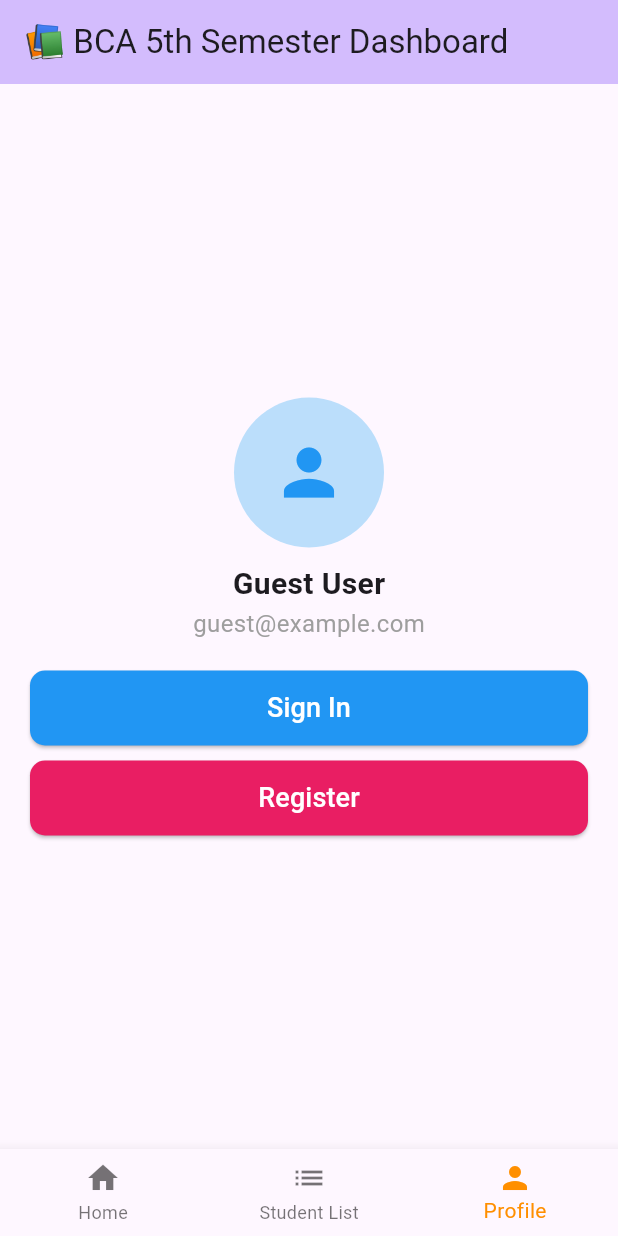
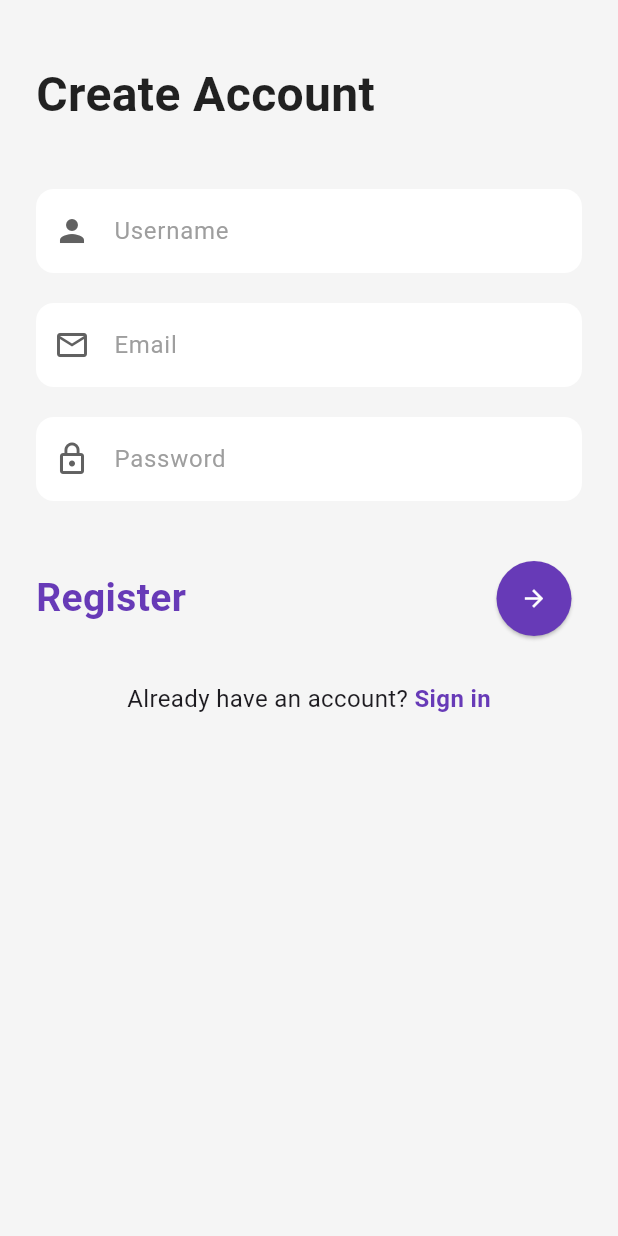
Before and after one commit to Ambikadulal/reliance_college_app, a Flutter app: the screen it shows after launch, item 3 of the bottom bar chosen, after a tap on "Register", on a phone screen of 412 x 824 dp. Run offline on Flutter 3.47's test engine with Material 3 defaults, Android fonts, the phone set to English and light mode, and no system bars.

```diff
--- a/lib/pages/screens/my_home_page.dart
+++ b/lib/pages/screens/my_home_page.dart
@@ -19,7 +19,7 @@ class _MyHomePageState extends State<MyHomePage> {
   static final List<Widget> _widgetOptions = <Widget>[
     StudentDashboard(),
     StudentInfoListView(),
-    ProfileScreen(),
+    ProfileScreen(email: '', username: ''),
   ];
 
   void _onItemTapped(int index) {
--- a/lib/pages/screens/profile.dart
+++ b/lib/pages/screens/profile.dart
@@ -1,14 +1,22 @@
+import 'package:bca_student_app/pages/screens/sign_in.dart';
+import 'package:bca_student_app/pages/screens/register_screen.dart';
 import 'package:bca_student_app/pages/screens/widgets/button.dart';
 import 'package:flutter/material.dart';
 
 class ProfileScreen extends StatelessWidget {
-  const ProfileScreen({super.key});
+  final String email;
+  final String username;
+
+  const ProfileScreen({super.key, required this.email, required this.username});
 
   @override
   Widget build(BuildContext context) {
-    return Center(
+    return Scaffold(
+      backgroundColor: Colors.grey[100],
+      body: SafeArea(
+        child: Center(
           child: Padding(
-        padding: const EdgeInsets.symmetric(horizontal: 20.0),
+            padding: const EdgeInsets.symmetric(horizontal: 24.0, vertical: 40),
             child: Column(
               mainAxisAlignment: MainAxisAlignment.center,
               children: [
@@ -18,31 +26,53 @@ class ProfileScreen extends StatelessWidget {
                   backgroundColor: Colors.blue[100],
                   child: const Icon(Icons.person, size: 50, color: Colors.blue),
                 ),
-            const SizedBox(height: 10),
-
-            // User Name Placeholder
-            const Text(
-              "Guest User",
-              style: TextStyle(fontSize: 20, fontWeight: FontWeight.bold),
-            ),
-
-            // Email Placeholder
-            const Text(
-              "guest@example.com",
-              style: TextStyle(fontSize: 16, color: Colors.grey),
-            ),
                 const SizedBox(height: 20),
 
+                // Username
+                Text(
+                  username.isNotEmpty ? username : "Guest User",
+                  style: const TextStyle(
+                    fontSize: 24,
+                    fontWeight: FontWeight.w600,
+                    color: Colors.black87,
+                  ),
+                ),
+                const SizedBox(height: 8),
+
+                // Email
+                Text(
+                  email,
+                  style: const TextStyle(fontSize: 16, color: Colors.grey),
+                ),
+                const SizedBox(height: 30),
+
                 // Sign In Button
-            CommonButtonWidget(buttonText: "Sign In", buttonColor: Colors.blue),
-            const SizedBox(height: 10),
+                CommonButtonWidget(
+                  buttonText: "Sign In",
+                  bottoncolor: Colors.greenAccent,
+                  onPressed: () {
+                    Navigator.of(
+                      context,
+                    ).push(MaterialPageRoute(builder: (context) => Signin()));
+                  },
+                  buttonColor: Colors.cyanAccent,
+                ),
+                const SizedBox(height: 16),
 
                 // Register Button
                 CommonButtonWidget(
                   buttonText: "Register",
-              buttonColor: Colors.pink,
+                  bottoncolor: Colors.lightGreenAccent,
+                  onPressed: () {
+                    Navigator.of(
+                      context,
+                    ).push(MaterialPageRoute(builder: (context) => Register()));
+                  },
+                  buttonColor: Colors.amberAccent,
                 ),
               ],
+            ),
+          ),
         ),
       ),
     );
--- /dev/null
+++ b/lib/pages/screens/register_screen.dart
@@ -0,0 +1,173 @@
+import 'package:bca_student_app/pages/screens/profile.dart';
+import 'package:bca_student_app/pages/screens/sign_in.dart';
+import 'package:flutter/material.dart';
+
+class Register extends StatefulWidget {
+  const Register({super.key});
+
+  @override
+  State<Register> createState() => _RegisterState();
+}
+
+class _RegisterState extends State<Register> {
+  late final TextEditingController _emailController;
+  late final TextEditingController _passwordController;
+  late final TextEditingController _usernameController;
+
+  final _formKey = GlobalKey<FormState>();
+
+  @override
+  void initState() {
+    super.initState();
+    _emailController = TextEditingController();
+    _passwordController = TextEditingController();
+    _usernameController = TextEditingController();
+  }
+
+  @override
+  void dispose() {
+    _emailController.dispose();
+    _passwordController.dispose();
+    _usernameController.dispose();
+    super.dispose();
+  }
+
+  InputDecoration _inputDecoration(String hint, IconData icon) {
+    return InputDecoration(
+      prefixIcon: Icon(icon, color: Colors.grey[700]),
+      hintText: hint,
+      hintStyle: const TextStyle(color: Colors.grey),
+      filled: true,
+      fillColor: Colors.white,
+      border: OutlineInputBorder(
+        borderRadius: BorderRadius.circular(12),
+        borderSide: BorderSide.none,
+      ),
+      contentPadding: const EdgeInsets.symmetric(vertical: 16, horizontal: 16),
+    );
+  }
+
+  @override
+  Widget build(BuildContext context) {
+    return Scaffold(
+      backgroundColor: Colors.grey[100],
+      body: SafeArea(
+        child: SingleChildScrollView(
+          padding: const EdgeInsets.symmetric(horizontal: 24, vertical: 40),
+          child: Form(
+            key: _formKey,
+            child: Column(
+              crossAxisAlignment: CrossAxisAlignment.start,
+              children: [
+                const Text(
+                  "Create Account",
+                  style: TextStyle(
+                    fontSize: 32,
+                    fontWeight: FontWeight.bold,
+                    color: Colors.black87,
+                  ),
+                ),
+                const SizedBox(height: 40),
+                TextFormField(
+                  controller: _usernameController,
+                  decoration: _inputDecoration("Username", Icons.person),
+                  validator:
+                      (value) =>
+                          value == null || value.isEmpty
+                              ? 'Enter your username'
+                              : null,
+                ),
+                const SizedBox(height: 20),
+                TextFormField(
+                  controller: _emailController,
+                  decoration: _inputDecoration("Email", Icons.email_outlined),
+                  validator:
+                      (value) =>
+                          value == null || value.isEmpty
+                              ? 'Enter your email'
+                              : null,
+                ),
+                const SizedBox(height: 20),
+                TextFormField(
+                  controller: _passwordController,
+                  decoration: _inputDecoration("Password", Icons.lock_outline),
+                  obscureText: true,
+                  validator:
+                      (value) =>
+                          value == null || value.isEmpty
+                              ? 'Enter your password'
+                              : null,
+                ),
+                const SizedBox(height: 40),
+                Row(
+                  mainAxisAlignment: MainAxisAlignment.spaceBetween,
+                  children: [
+                    const Text(
+                      "Register",
+                      style: TextStyle(
+                        fontSize: 26,
+                        fontWeight: FontWeight.bold,
+                        color: Colors.deepPurple,
+                      ),
+                    ),
+                    ElevatedButton(
+                      onPressed: () {
+                        if (_formKey.currentState!.validate()) {
+                          Navigator.of(context).push(
+                            MaterialPageRoute(
+                              builder:
+                                  (context) => ProfileScreen(
+                                    email: _emailController.text,
+                                    username: _usernameController.text,
+                                  ),
+                            ),
+                          );
+                        }
+                      },
+                      style: ElevatedButton.styleFrom(
+                        backgroundColor: Colors.deepPurple,
+                        shape: const CircleBorder(),
+                        padding: const EdgeInsets.all(16),
+                      ),
+                      child: const Icon(
+                        Icons.arrow_forward,
+                        color: Colors.white,
+                      ),
+                    ),
+                  ],
+                ),
+                const SizedBox(height: 30),
+                Center(
+                  child: Wrap(
+                    alignment: WrapAlignment.center,
+                    children: [
+                      const Text(
+                        "Already have an account? ",
+                        style: TextStyle(fontSize: 16),
+                      ),
+                      GestureDetector(
+                        onTap: () {
+                          Navigator.of(context).push(
+                            MaterialPageRoute(builder: (context) => Signin()),
+                          );
+                        },
+                        child: const Text(
+                          "Sign in",
+                          style: TextStyle(
+                            fontSize: 16,
+                            color: Colors.deepPurple,
+                            fontWeight: FontWeight.bold,
+                          ),
+                        ),
+                      ),
+                    ],
+                  ),
+                ),
+              ],
+            ),
+          ),
+        ),
+      ),
+    );
+  }
+}
--- a/lib/pages/screens/widgets/button.dart
+++ b/lib/pages/screens/widgets/button.dart
@@ -3,10 +3,12 @@ import 'package:flutter/material.dart';
 class CommonButtonWidget extends StatelessWidget {
   final String buttonText;
   final Color buttonColor;
+  final VoidCallback? onPressed;
   const CommonButtonWidget({
     super.key,
     required this.buttonText,
     required this.buttonColor,
+    required this.onPressed, required MaterialAccentColor bottoncolor,
   });
 
   @override
@@ -15,9 +17,7 @@ class CommonButtonWidget extends StatelessWidget {
       width: double.infinity,
       height: 50,
       child: ElevatedButton(
-        onPressed: () {
-          // Handle Register
-        },
+        onPressed: onPressed,
         style: ElevatedButton.styleFrom(
           backgroundColor: buttonColor,
           shape: RoundedRectangleBorder(
```
Also changed, not shown: lib/pages/screens/sign_in.dart (added, +185 -0 lines). Lines whose indentation alone changed are shown as unchanged.
